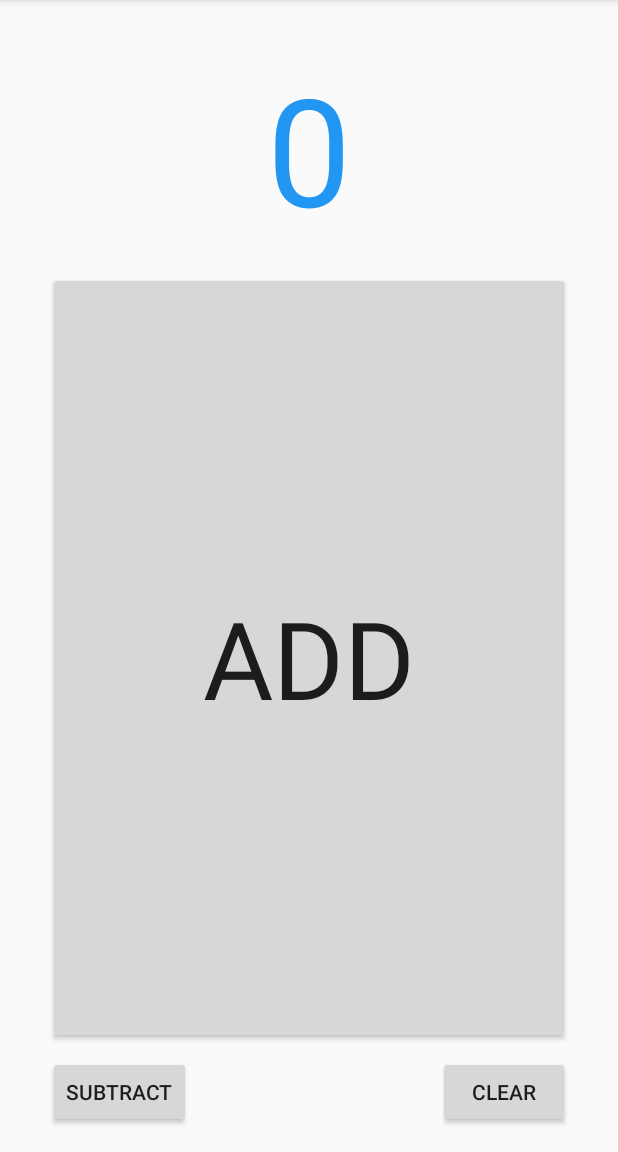
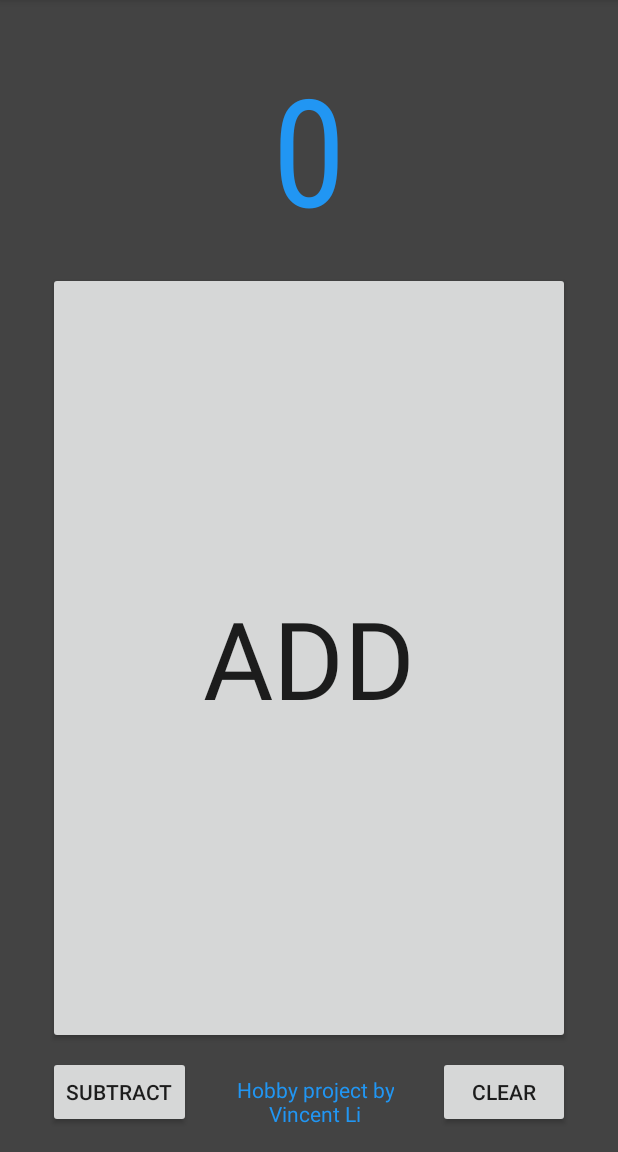
Before and after one commit to 17livincent/SimpleCounterTool, an Android app: the screen it shows after launch (MainActivity), on a phone screen of 412 x 824 dp, the part 84-1236 px from its top. Run offline under Robolectric (Android 15) with nearby library versions, the phone set to English and light mode, and no system bars; our stand-ins replace AdMob; 2 statements that could not run were skipped.

Commit message:
Added readme and a few minor changes

```diff
--- a/app/build.gradle
+++ b/app/build.gradle
@@ -44,11 +44,12 @@ dependencies {
 
     implementation 'androidx.appcompat:appcompat:1.1.0'
     implementation 'androidx.constraintlayout:constraintlayout:1.1.3'
+    implementation 'androidx.legacy:legacy-support-v4:1.0.0'
     testImplementation 'junit:junit:4.12'
     androidTestImplementation 'androidx.test.ext:junit:1.1.1'
     androidTestImplementation 'androidx.test.espresso:espresso-core:3.2.0'
 
-    implementation 'com.google.firebase:firebase-analytics:17.2.2'  // firebase
+    implementation 'com.google.firebase:firebase-analytics:17.4.3'  // firebase
 
     implementation 'com.google.android.gms:play-services-ads:19.1.0'    // for Mobile Ads SDK
 }
--- a/app/src/main/res/layout/activity_main.xml
+++ b/app/src/main/res/layout/activity_main.xml
@@ -4,6 +4,7 @@
     xmlns:tools="http://schemas.android.com/tools"
     android:layout_width="match_parent"
     android:layout_height="match_parent"
+    android:background="#434343"
     tools:context=".MainActivity">
 
     <TextView
@@ -13,6 +14,7 @@
         android:layout_marginStart="16dp"
         android:layout_marginTop="32dp"
         android:layout_marginEnd="16dp"
+        android:fontFamily="sans-serif-condensed"
         android:text="@string/count"
         android:textColor="#2196F3"
         android:textSize="100sp"
@@ -29,6 +31,7 @@
         android:layout_marginTop="8dp"
         android:layout_marginEnd="32dp"
         android:layout_marginBottom="8dp"
+        android:fontFamily="sans-serif"
         android:onClick="incrementCount"
         android:text="@string/add"
         android:textAllCaps="true"
@@ -78,6 +81,23 @@
         app:layout_constraintEnd_toEndOf="parent"
         app:layout_constraintHorizontal_bias="0.5"
         app:layout_constraintStart_toStartOf="parent"
-        app:layout_constraintTop_toBottomOf="@+id/textView2"></com.google.android.gms.ads.AdView>
+        app:layout_constraintTop_toBottomOf="@+id/textView2">
+
+    </com.google.android.gms.ads.AdView>
+
+    <TextView
+        android:id="@+id/textView"
+        android:layout_width="wrap_content"
+        android:layout_height="wrap_content"
+        android:layout_marginStart="8dp"
+        android:layout_marginEnd="8dp"
+        android:layout_marginBottom="16dp"
+        android:text="@string/info"
+        android:textAlignment="center"
+        android:textColor="@color/colorPrimary"
+        app:layout_constraintBottom_toBottomOf="parent"
+        app:layout_constraintEnd_toStartOf="@+id/button3"
+        app:layout_constraintStart_toEndOf="@+id/button2"
+        tools:text="@string/info" />
 
 </androidx.constraintlayout.widget.ConstraintLayout>
--- a/app/src/main/res/values/strings.xml
+++ b/app/src/main/res/values/strings.xml
@@ -5,5 +5,5 @@
     <string name="add">Add</string>
     <string name="undo">Subtract</string>
     <string name="clear">Clear</string>
-    <string name="info">Hobby project by\nVincent Li\nli-vincent.com</string>
+    <string name="info">Hobby project by\nVincent Li</string>
 </resources>
```
Also changed, not shown: 1 other file.
